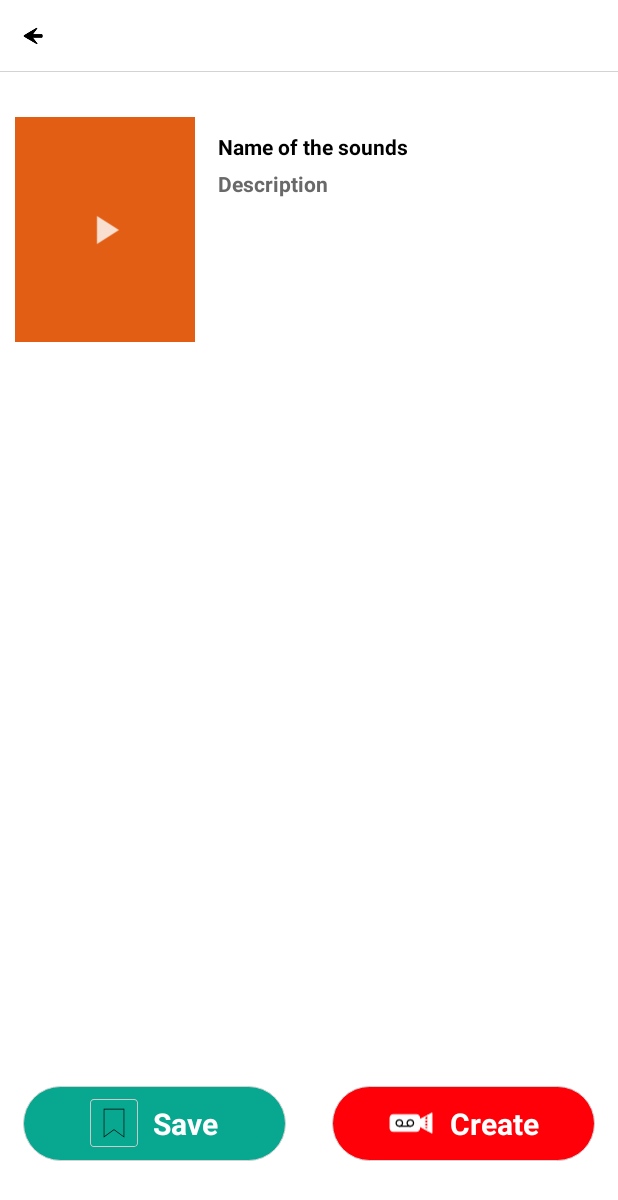
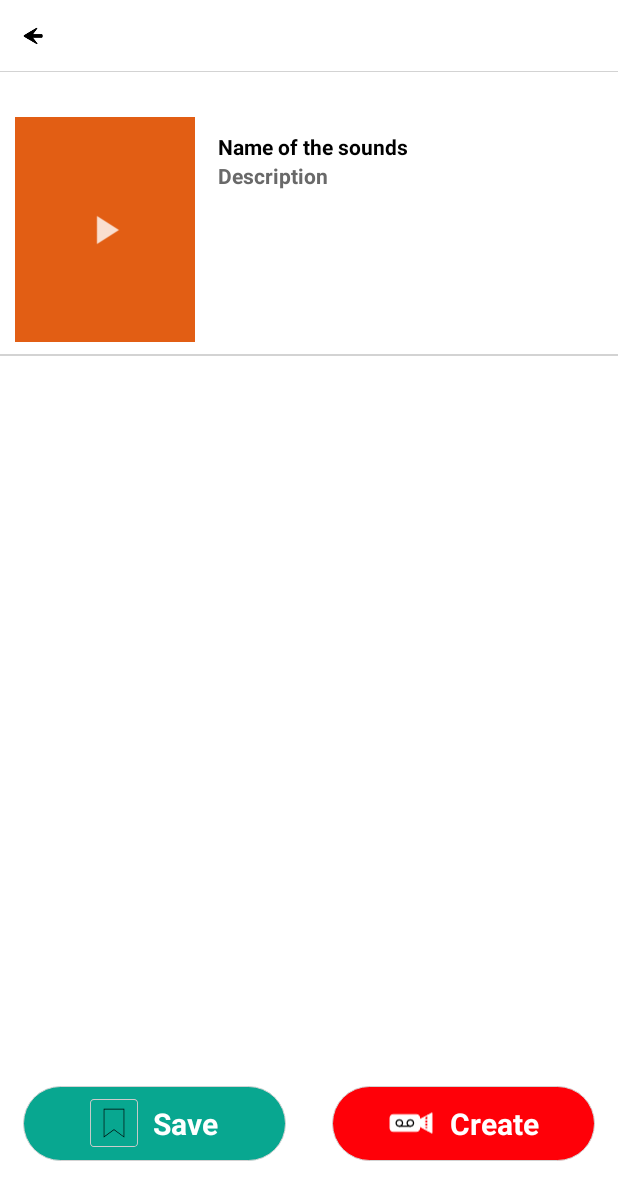
Before and after one commit to revanthmuni/Bindaas, an Android app: the VideoSound_A screen opened directly, with no data from a screen before it, on a phone screen of 412 x 824 dp. Shown: the top 1200 px of the screen. Run offline under Robolectric (Android 15) with nearby library versions, the light colour scheme and no system bars; our stand-ins replace EventBus; libraries missing offline, so code that uses them is left out: com.downloader, com.downloader.request, com.facebook.drawee, com.gmail.samehadar, com.googlecode.mp4parser; plain views replace SimpleDraweeView, SpinKitView; network calls fail; pictures from the network do not load.

Commit message:
Description properly set in activity_video_sound.xml.

```diff
--- a/app/src/main/res/layout/activity_video_sound.xml
+++ b/app/src/main/res/layout/activity_video_sound.xml
@@ -53,6 +53,16 @@
                 android:layout_height="wrap_content"
                 android:layout_marginTop="20dp">
 
+                <TextView
+                    android:id="@+id/textView18"
+                    android:layout_width="0dp"
+                    android:layout_height="1dp"
+                    android:layout_marginTop="8dp"
+                    android:background="@color/graycolor"
+                    android:text="TextView"
+                    fresco:layout_constraintEnd_toEndOf="parent"
+                    fresco:layout_constraintStart_toStartOf="parent"
+                    fresco:layout_constraintTop_toBottomOf="@+id/sound_image" />
 
                 <com.facebook.drawee.view.SimpleDraweeView
                     android:id="@+id/sound_image"
@@ -111,36 +121,43 @@
 
                 <TextView
                     android:id="@+id/sound_name"
-                    android:layout_width="wrap_content"
+                    android:layout_width="0dp"
                     android:layout_height="wrap_content"
                     android:layout_marginStart="15dp"
                     android:layout_marginTop="10dp"
+                    android:layout_marginEnd="6dp"
+                    android:ellipsize="end"
+                    android:maxLines="2"
                     android:text="Name of the sounds"
                     android:textColor="@color/black"
                     android:textSize="14dp"
-                    android:layout_marginEnd="15dp"
-                    android:textStyle="bold"
-                    android:maxLines="2"
-                    android:ellipsize="end"
-                    app:layout_constraintStart_toEndOf="@+id/sound_image"
-                    app:layout_constraintTop_toTopOf="@+id/sound_image" />
-
-                <TextView
-                    android:id="@+id/description_txt"
-                    android:layout_width="0dp"
-                    android:layout_height="wrap_content"
-                    android:layout_marginStart="15dp"
-                    android:layout_marginTop="5dp"
-                    android:layout_marginEnd="8dp"
-                    android:text="Description"
-                    android:textColor="@color/dimgray"
-                    android:textSize="14dp"
                     android:textStyle="bold"
                     app:layout_constraintStart_toEndOf="@+id/sound_image"
-                    app:layout_constraintTop_toBottomOf="@+id/sound_name"
+                    app:layout_constraintTop_toTopOf="@+id/sound_image"
                     fresco:layout_constraintEnd_toEndOf="parent"
                     fresco:layout_constraintHorizontal_bias="0.0" />
 
+                <ScrollView
+                    android:layout_width="0dp"
+                    android:layout_height="0dp"
+                    android:layout_marginStart="15dp"
+                    android:layout_marginBottom="8dp"
+                    app:layout_constraintStart_toEndOf="@+id/sound_image"
+                    app:layout_constraintTop_toBottomOf="@+id/sound_name"
+                    fresco:layout_constraintBottom_toBottomOf="parent"
+                    fresco:layout_constraintEnd_toEndOf="parent"
+                    fresco:layout_constraintHorizontal_bias="0.0">
+
+                    <TextView
+                        android:id="@+id/description_txt"
+                        android:layout_width="match_parent"
+                        android:layout_height="wrap_content"
+                        android:layout_marginEnd="6dp"
+                        android:text="Description"
+                        android:textColor="@color/dimgray"
+                        android:textSize="14dp"
+                        android:textStyle="bold" />
+                </ScrollView>
 
                 <ImageButton
                     android:id="@+id/done"
```
